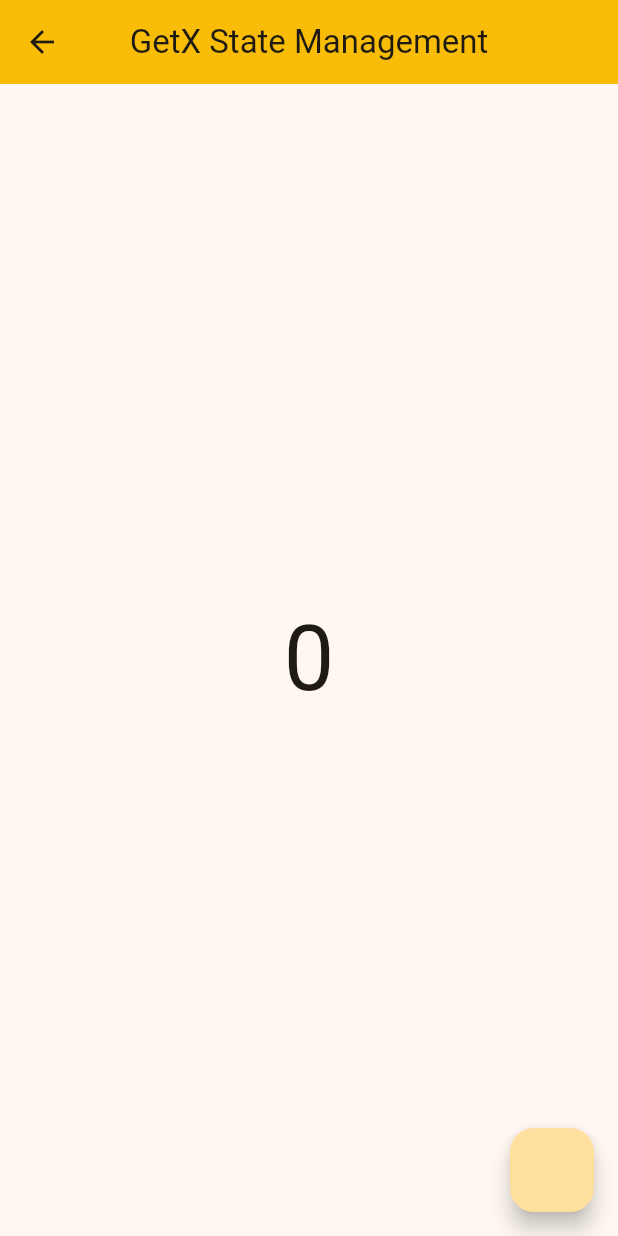
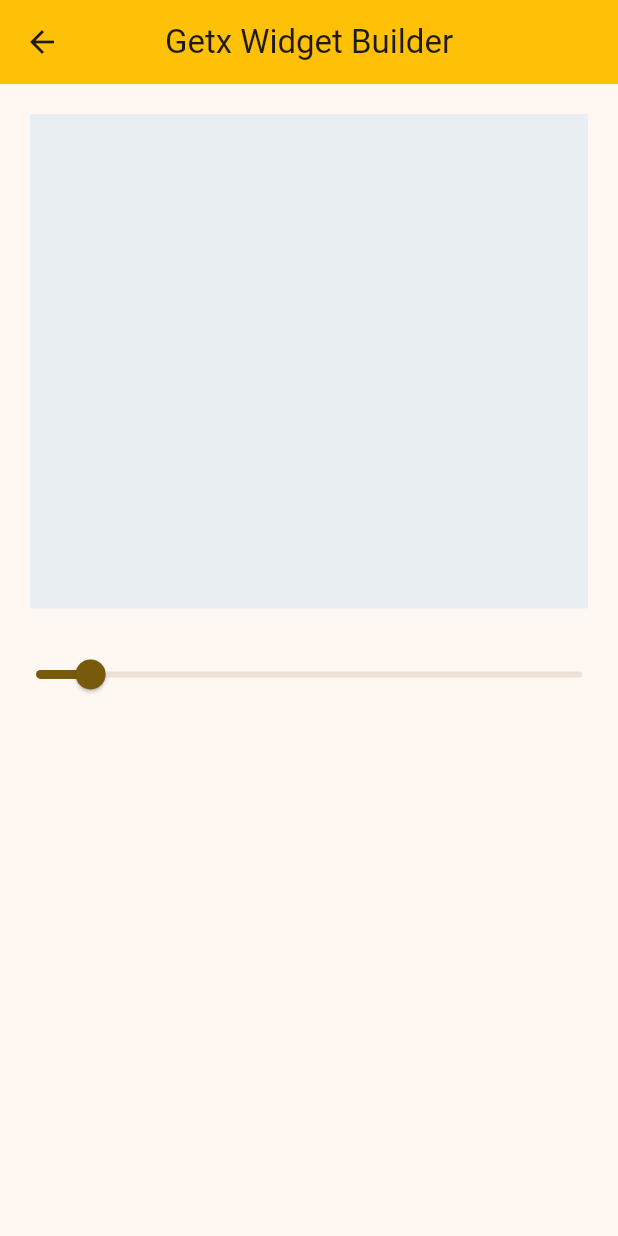
Before and after one commit to Samundra-github/State-Management-With-Getx, a Flutter app: the screen it shows after launch, after a tap on "Next Page", on a phone screen of 412 x 824 dp. Run offline on Flutter 3.47's test engine with Material 2 defaults, Android fonts, the phone set to English and light mode, and no system bars; our stand-ins replace font_awesome_flutter, get.

Commit message:
Day 3:-  Widget Rebuild

```diff
--- a/lib/home_screen.dart
+++ b/lib/home_screen.dart
@@ -93,7 +93,8 @@ class _GetxHomeState extends State<GetxHome> {
               // Get.toNamed('/tut_one', arguments: [
               //   'Samundra Bhandari',
               // ]);
-              Get.toNamed('/tut_two_a');
+              // Get.toNamed('/tut_two_a');
+              Get.toNamed('/tut_two_b');
             },
             child: const Text("Next Page"),
           ),
--- a/lib/main.dart
+++ b/lib/main.dart
@@ -6,6 +6,7 @@ import 'package:flutter_application_1/tut_1/screens/tut_one_a.dart';
 import 'package:flutter_application_1/tut_1/screens/tut_one_b.dart';
 import 'package:flutter_application_1/tut_1/screens/tut_one_c.dart';
 import 'package:flutter_application_1/tut_2/screens/tut_2_a.dart';
+import 'package:flutter_application_1/tut_2/screens/tut_2_b.dart';
 import 'package:get/get.dart';
 
 void main() {
@@ -38,6 +39,7 @@ class MyApp extends StatelessWidget {
         GetPage(name: '/tut_one_b', page: () => const TuttorialOneB()),
         GetPage(name: '/tut_one_c', page: () => const TuttorialOneC()),
         GetPage(name: '/tut_two_a', page: () => const TuttorialTwoA()),
+        GetPage(name: '/tut_two_b', page: () => const TuttorialTwoB()),
       ],
     );
   }
--- a/lib/tut_2/controller/getx_controller.dart
+++ b/lib/tut_2/controller/getx_controller.dart
@@ -11,3 +11,11 @@ class CounterController extends GetxController {
     }
   }
 }
+
+class SliderController extends GetxController {
+  RxDouble opacity = .1.obs;
+
+  setOpacity(double value) {
+    opacity.value = value;
+  }
+}
--- /dev/null
+++ b/lib/tut_2/screens/tut_2_b.dart
@@ -0,0 +1,51 @@
+import 'package:flutter/foundation.dart';
+import 'package:flutter/material.dart';
+import 'package:flutter_application_1/tut_2/controller/getx_controller.dart';
+import 'package:get/get.dart';
+
+class TuttorialTwoB extends StatefulWidget {
+  const TuttorialTwoB({super.key});
+
+  @override
+  State<TuttorialTwoB> createState() => _TuttorialTwoBState();
+}
+
+class _TuttorialTwoBState extends State<TuttorialTwoB> {
+  // double opacity = 0.1;
+  SliderController sliderController = Get.put(SliderController());
+  @override
+  Widget build(BuildContext context) {
+    if (kDebugMode) {
+      print("Slider Rebuild");
+    }
+    return Scaffold(
+      appBar: AppBar(
+        title: const Text("Getx Widget Builder"),
+        centerTitle: true,
+        backgroundColor: Colors.amber,
+      ),
+      body: Column(
+        children: [
+          Obx(
+            () => Padding(
+              padding: const EdgeInsets.all(20),
+              child: Container(
+                height: Get.height * .4,
+                width: Get.width * 1,
+                color: Colors.blue.withOpacity(sliderController.opacity.value),
+              ),
+            ),
+          ),
+          Obx(
+            () => Slider(
+              value: sliderController.opacity.value,
+              onChanged: (value) {
+                sliderController.setOpacity(value);
+              },
+            ),
+          ),
+        ],
+      ),
+    );
+  }
+}
```
